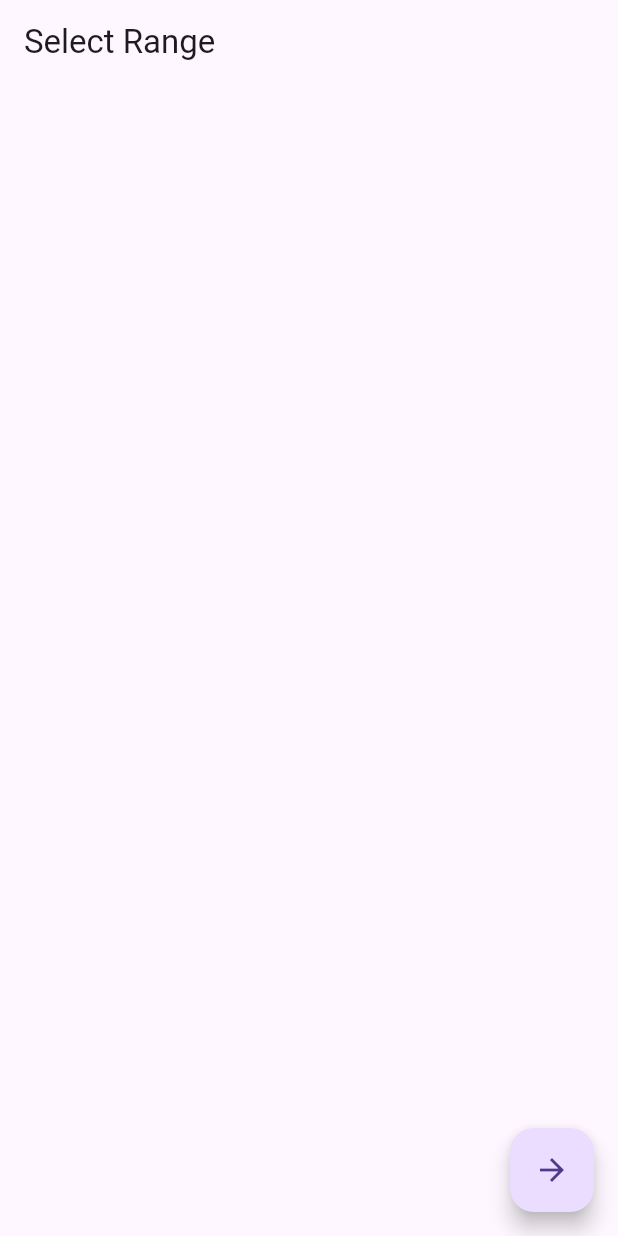
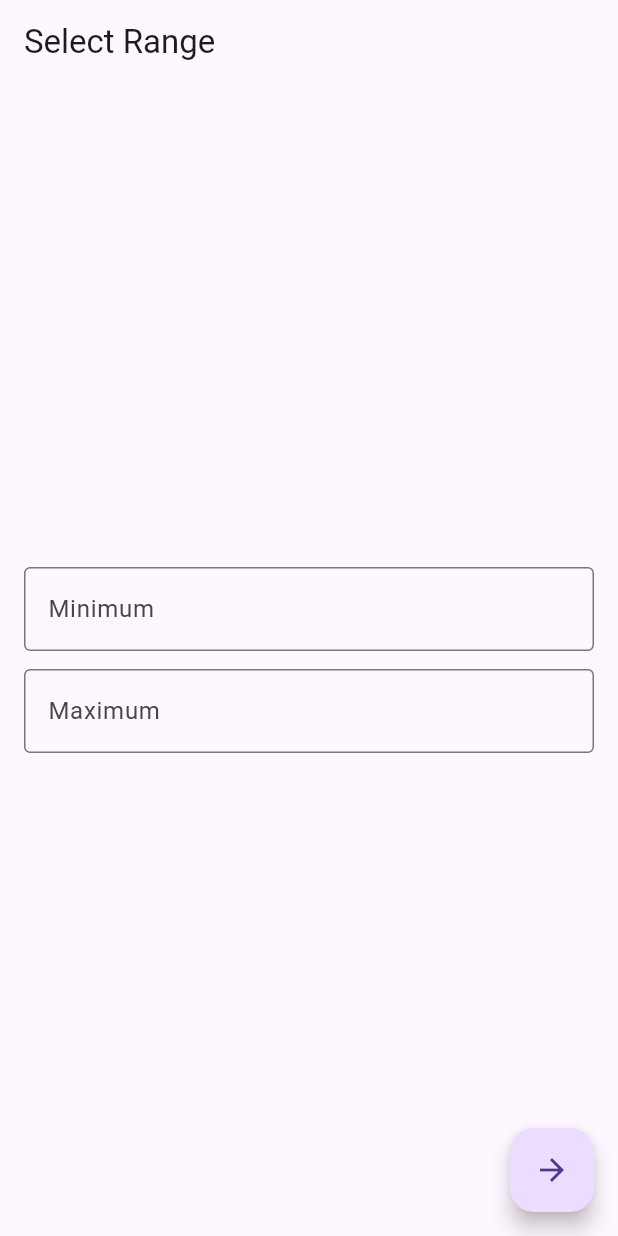
Before and after one commit to GrayJunZi/Meno, a Flutter app: the screen it shows after launch, on a phone screen of 412 x 824 dp. Run offline on Flutter 3.47's test engine with Material 3 defaults, Android fonts, the light colour scheme and no system bars.

Commit message:
3.4 创建输入表单

```diff
--- a/flutter_foundations/lib/range_select_page.dart
+++ b/flutter_foundations/lib/range_select_page.dart
@@ -15,7 +15,35 @@ class _RangeSelectPageState extends State<RangeSelectPage> {
         title: Text('Select Range'),
       ),
       body: Form(
-        child: Container(),
+        child: Padding(
+          padding: const EdgeInsets.all(16.0),
+          child: Column(
+            mainAxisAlignment: MainAxisAlignment.center,
+            children: [
+              TextFormField(
+                decoration: InputDecoration(
+                  border: OutlineInputBorder(),
+                  labelText: 'Minimum',
+                ),
+                keyboardType: TextInputType.numberWithOptions(
+                  decimal: false,
+                  signed: true,
+                ),
+              ),
+              SizedBox(height: 12),
+              TextFormField(
+                decoration: InputDecoration(
+                  border: OutlineInputBorder(),
+                  labelText: 'Maximum',
+                ),
+                keyboardType: TextInputType.numberWithOptions(
+                  decimal: false,
+                  signed: true,
+                ),
+              ),
+            ],
+          ),
+        ),
       ),
       floatingActionButton: FloatingActionButton(
         child: Icon(Icons.arrow_forward),
```
Also changed, not shown: 1 other file.
